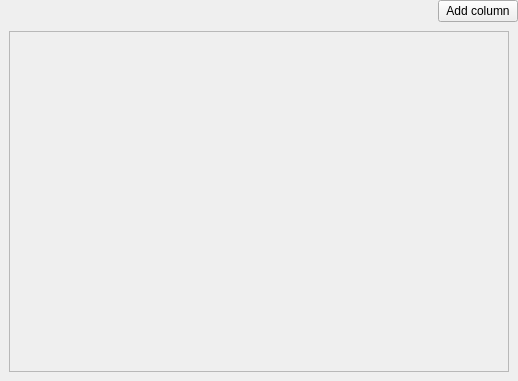
lit-uriy/KanbanOrganiser, file Organiser/gui/widgets/widgetboard.ui: the form before one commit.
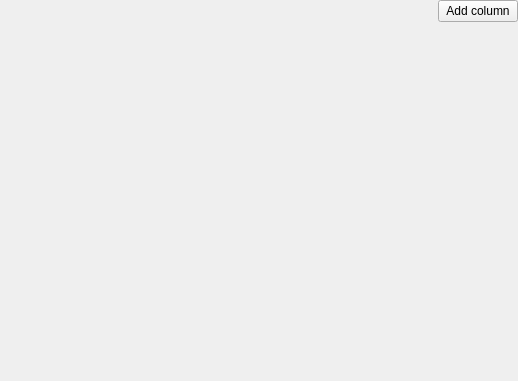
The form after the commit. Icons and pictures are not drawn.

Patch:
```diff
--- a/Organiser/gui/widgets/widgetboard.ui
+++ b/Organiser/gui/widgets/widgetboard.ui
@@ -83,8 +83,26 @@
       </sizepolicy>
      </property>
      <layout class="QHBoxLayout" name="horizontalLayout_2">
+      <property name="spacing">
+       <number>0</number>
+      </property>
+      <property name="leftMargin">
+       <number>0</number>
+      </property>
+      <property name="topMargin">
+       <number>0</number>
+      </property>
+      <property name="rightMargin">
+       <number>0</number>
+      </property>
+      <property name="bottomMargin">
+       <number>0</number>
+      </property>
       <item>
        <widget class="QScrollArea" name="scrollArea">
+        <property name="frameShape">
+         <enum>QFrame::NoFrame</enum>
+        </property>
         <property name="widgetResizable">
          <bool>true</bool>
         </property>
@@ -93,8 +111,8 @@
           <rect>
            <x>0</x>
            <y>0</y>
-           <width>498</width>
-           <height>337</height>
+           <width>518</width>
+           <height>357</height>
           </rect>
          </property>
          <layout class="QHBoxLayout" name="horizontalLayout_4">
@@ -141,17 +159,38 @@
            </widget>
           </item>
           <item>
+           <widget class="QWidget" name="widget" native="true">
+            <layout class="QHBoxLayout" name="horizontalLayout_5">
+             <property name="spacing">
+              <number>0</number>
+             </property>
+             <property name="leftMargin">
+              <number>0</number>
+             </property>
+             <property name="topMargin">
+              <number>0</number>
+             </property>
+             <property name="rightMargin">
+              <number>0</number>
+             </property>
+             <property name="bottomMargin">
+              <number>0</number>
+             </property>
+             <item>
            <spacer name="horizontalSpacer_2">
             <property name="orientation">
              <enum>Qt::Horizontal</enum>
             </property>
             <property name="sizeHint" stdset="0">
              <size>
-              <width>0</width>
+                 <width>515</width>
               <height>20</height>
              </size>
             </property>
            </spacer>
+             </item>
+            </layout>
+           </widget>
           </item>
          </layout>
         </widget>
```
Lines whose indentation alone changed are shown as unchanged.
